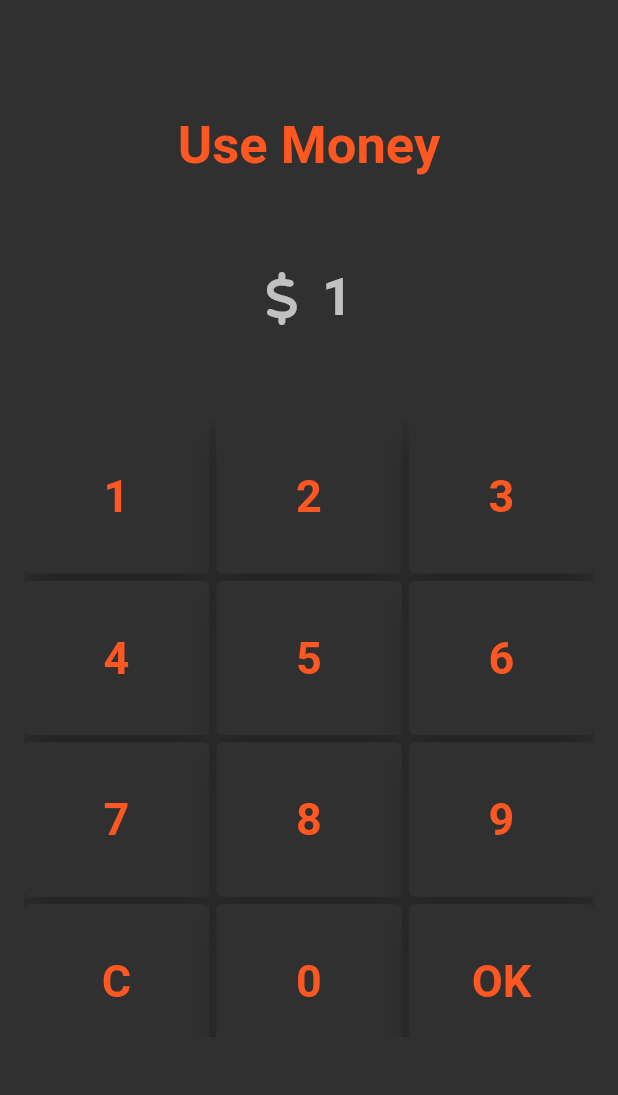
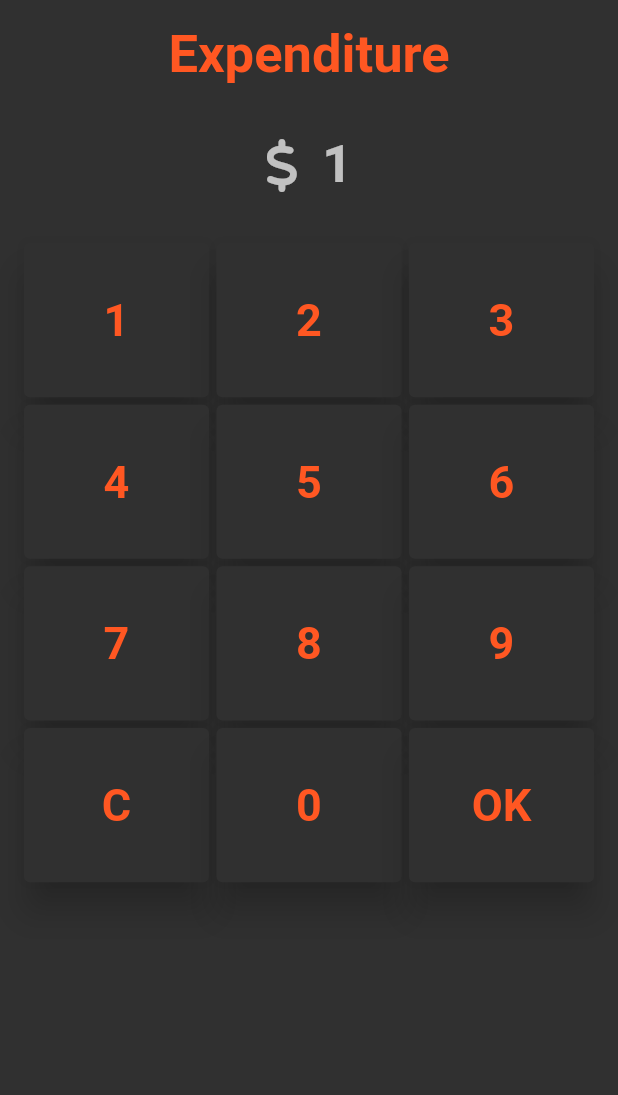
Before and after one commit to kolbe-ryo/budget_scouter, a Flutter app: the UsemoneyInpuModal screen opened directly, after a tap on an icon or button, on a phone screen of 412 x 824 dp, the part 84-1179 px from its top. Run offline on Flutter 3.47's test engine with Material 2 defaults, Android fonts, the phone set to English and light mode, and no system bars; our stand-ins replace fl_chart, flutter_riverpod, font_awesome_flutter, freezed_annotation, google_mobile_ads, pie_chart and 1 more; accounts and stored records are empty; generated files the repository leaves out were written again; network calls fail.

Commit message:
change layout and resolve error for initial process

```diff
--- a/lib/view/common/input_tile.dart
+++ b/lib/view/common/input_tile.dart
@@ -47,11 +47,7 @@ class InputTile extends ConsumerWidget {
           style: kTextStyleSecondary,
           onChanged: (String text) {
             ref.read(initialMoneyMeterStateProvider.state).update(
-                  (state) => isTarget
-                      ? state.copyWith(target: text)
-                      : state.copyWith(
-                          initBalance: int.parse(text),
-                        ),
+                  (state) => isTarget ? state.copyWith(target: text) : state.copyWith(initBalance: int.parse(text)),
                 );
           },
         ),
--- a/lib/view/common/keyboard.dart
+++ b/lib/view/common/keyboard.dart
@@ -15,13 +15,13 @@ class Keyboard extends ConsumerWidget {
 
   @override
   Widget build(BuildContext context, WidgetRef ref) {
-    return SizedBox(
-      height: MediaQuery.of(context).size.height / 2,
+    return Expanded(
       child: GridView.count(
         childAspectRatio: 1.2,
         crossAxisCount: 3,
         crossAxisSpacing: 5.0,
         mainAxisSpacing: 5.0,
+        physics: const NeverScrollableScrollPhysics(),
         children: KeyboardValue.values.map((key) {
           return GridTile(
             child: ElevatedButton(
@@ -34,7 +34,7 @@ class Keyboard extends ConsumerWidget {
                 if (isBack) {
                   // Loading
                   showProgressDialog(context);
-                  await Future.delayed(const Duration(seconds: 1));
+                  await Future.delayed(const Duration(milliseconds: 500));
                   Navigator.of(context).pop();
 
                   // Back to top page
--- a/lib/view/modal/money_meter_initital_setting_modal.dart
+++ b/lib/view/modal/money_meter_initital_setting_modal.dart
@@ -70,7 +70,7 @@ class MoneyMeterInitialSettingModal extends ConsumerWidget {
             if (inititalMoneyMeterModel.target.isNotEmpty && inititalMoneyMeterModel.initBalance > 0) {
               ref.read(moneyMeterProvider.notifier).save(inititalMoneyMeterModel.copyWith(
                     hasdata: true,
-                    balance: 21000,
+                    balance: inititalMoneyMeterModel.initBalance,
                     year: DateTime.now().year,
                     month: DateTime.now().month,
                   ));
--- a/lib/view/modal/use_money_input_model.dart
+++ b/lib/view/modal/use_money_input_model.dart
@@ -32,11 +32,16 @@ class UsemoneyInpuModal extends ConsumerWidget {
           child: Column(
             mainAxisAlignment: MainAxisAlignment.spaceEvenly,
             children: [
-              Text(
-                'Use Money',
+              Padding(
+                padding: const EdgeInsets.only(bottom: kSpacing * 2),
+                child: Text(
+                  'Expenditure',
                   style: kTextStyleCaption(),
                 ),
-              Row(
+              ),
+              Padding(
+                padding: const EdgeInsets.only(bottom: kSpacing * 2),
+                child: Row(
                   mainAxisAlignment: MainAxisAlignment.center,
                   children: [
                     FaIcon(
@@ -51,6 +56,7 @@ class UsemoneyInpuModal extends ConsumerWidget {
                     ),
                   ],
                 ),
+              ),
               const Keyboard(),
             ],
           ),
```
Also changed, not shown: lib/view/view_model/money_meter_page_view_model.dart (+14 -1 lines), pubspec.lock, 1 other file. Lines whose indentation alone changed are shown as unchanged.
